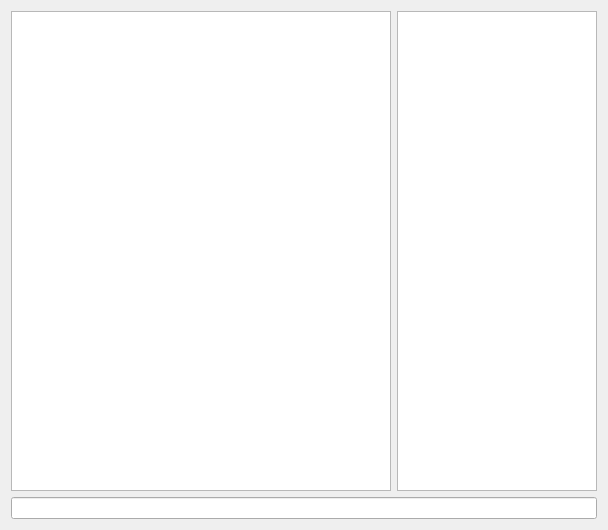
Above: src/client/gui/chatwidget.ui from schuay/sepm before the change. Below: the same form after it.
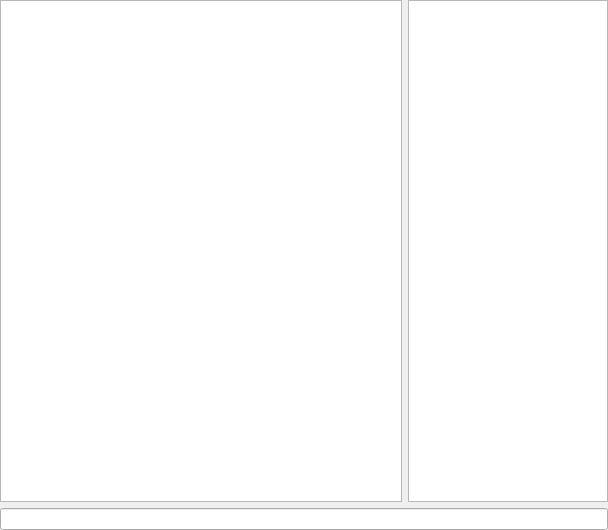
That is the form after the change.

The edit to the form file:
```diff
--- a/src/client/gui/chatwidget.ui
+++ b/src/client/gui/chatwidget.ui
@@ -14,6 +14,9 @@
    <string>Form</string>
   </property>
   <layout class="QVBoxLayout" name="verticalLayout">
+   <property name="margin">
+    <number>0</number>
+   </property>
    <item>
     <layout class="QHBoxLayout" name="horizontalLayout">
      <item>
```
